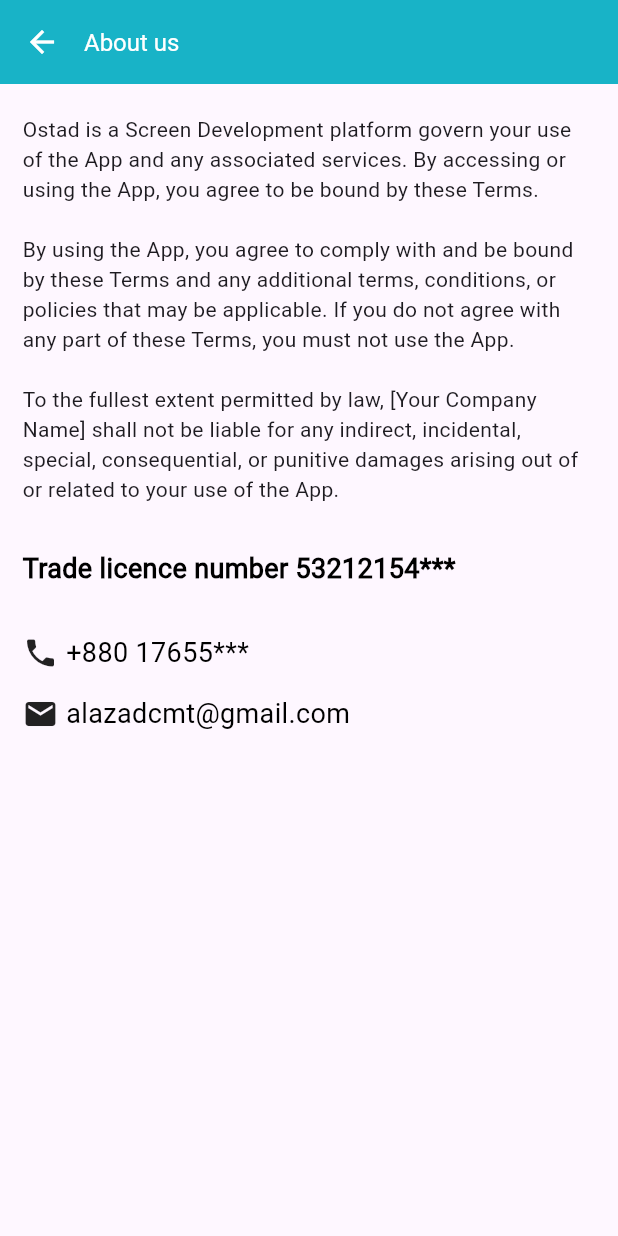
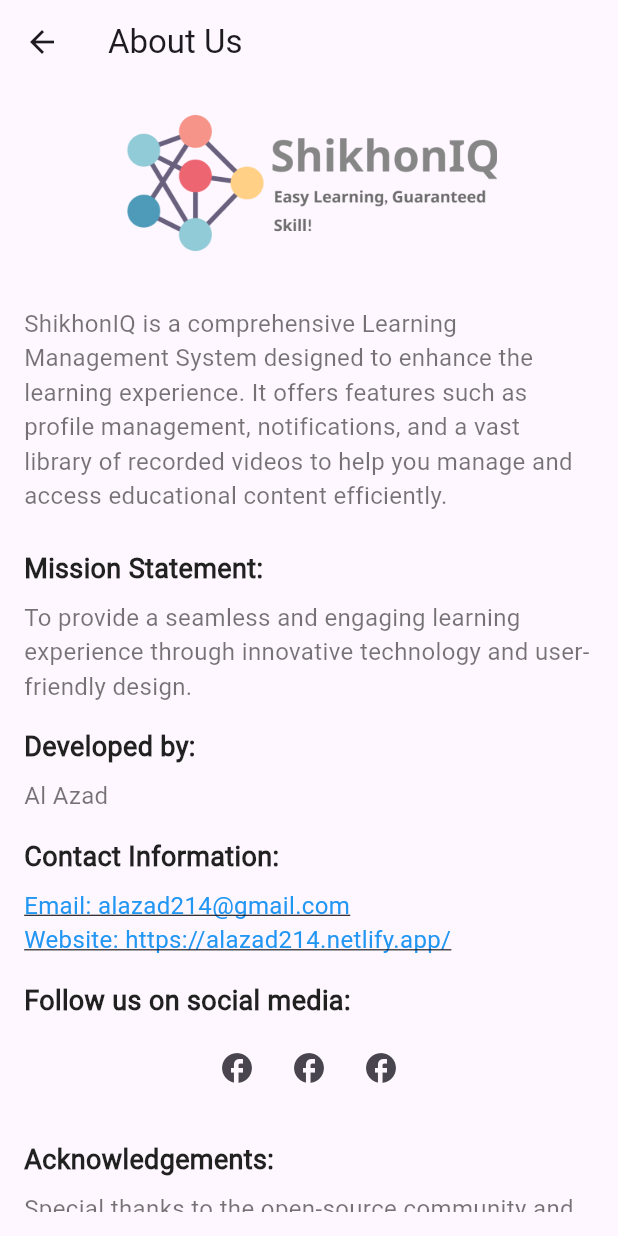
Before and after one commit to alazad214/learning_management, a Flutter app: the AboutUsScreen screen opened directly, on a phone screen of 412 x 824 dp. Run offline on Flutter 3.47's test engine with Material 3 defaults, Android fonts, the phone set to English and light mode, and no system bars; our stand-ins replace another_carousel_pro, flutter_rating_bar, fluttertoast, get, google_fonts, introduction_screen and 3 more; accounts and stored records are empty.

Commit message:
about us screena dded

```diff
--- a/lib/app/menu/widget/settings_utils.dart
+++ b/lib/app/menu/widget/settings_utils.dart
@@ -17,7 +17,7 @@ List<dynamic> settingsUtils = [
     "icon": "assets/icon/team.png",
     'text': 'About Us',
     'text2': '',
-    'page': const AboutUsScreen()
+    'page':  AboutUsScreen()
   },
   {
     "icon": "assets/icon/help.png",
--- a/lib/app/settings/about_us_screen.dart
+++ b/lib/app/settings/about_us_screen.dart
@@ -1,38 +1,198 @@
 import 'package:flutter/material.dart';
-
-import '../../widgets/backappbar.dart';
-import '../../widgets/row_icon_text.dart';
-import '../../widgets/text1.dart';
-
+import 'package:url_launcher/url_launcher.dart';
 
 class AboutUsScreen extends StatelessWidget {
-  const AboutUsScreen({super.key});
+  // Function to launch URL
+  Future<void> _launchURL(String url) async {
+    if (await canLaunch(url)) {
+      await launch(url);
+    } else {
+      throw 'Could not launch $url';
+    }
+  }
 
   @override
   Widget build(BuildContext context) {
     return Scaffold(
-      appBar: Backappbar(title: 'About us'),
-      body: SingleChildScrollView(
-        child: Padding(
-          padding: EdgeInsets.symmetric(horizontal: 15.0, vertical: 20.0),
+      appBar: AppBar(
+        title: Text('About Us'),
+      ),
+      body: Padding(
+        padding: const EdgeInsets.all(16.0),
+        child: SingleChildScrollView(
           child: Column(
             crossAxisAlignment: CrossAxisAlignment.start,
             children: [
+              Center(
+                child: Image.asset(
+                  'assets/logo/logo.png', // Replace with your logo asset
+                  height: 100.0,
+                ),
+              ),
+              SizedBox(height: 16.0),
+              SizedBox(height: 16.0),
               Text(
-                'Ostad is a Screen Development platform govern your use of the App and any associated services. By accessing or using the App, you agree to be bound by these Terms.\n\n'
-                'By using the App, you agree to comply with and be bound by these Terms and any additional terms, conditions, or policies that may be applicable. If you do not agree with any part of these Terms, you must not use the App.\n\n'
-                'To the fullest extent permitted by law, [Your Company Name] shall not be liable for any indirect, incidental, special, consequential, or punitive damages arising out of or related to your use of the App.',
+                'ShikhonIQ is a comprehensive Learning Management System designed to enhance the learning experience. It offers features such as profile management, notifications, and a vast library of recorded videos to help you manage and access educational content efficiently.',
+                style: TextStyle(
+                  fontSize: 16.0,
+                  color: Colors.black54,
+                ),
               ),
-              SizedBox(height: 30),
-              Text1(
-                text: 'Trade licence number 53212154***',
-                fontweight: FontWeight.bold,
+              SizedBox(height: 24.0),
+              Text(
+                'Mission Statement:',
+                style: TextStyle(
+                  fontSize: 18.0,
+                  fontWeight: FontWeight.bold,
+                  color: Colors.black87,
+                ),
               ),
-              SizedBox(height: 30),
-              RowIconText(text: '+880 17655***', icon: Icons.phone),
-              SizedBox(height: 15),
-              RowIconText(text: 'alazadcmt@gmail.com', icon: Icons.mail),
-              SizedBox(height: 15),
+              SizedBox(height: 8.0),
+              Text(
+                'To provide a seamless and engaging learning experience through innovative technology and user-friendly design.',
+                style: TextStyle(
+                  fontSize: 16.0,
+                  color: Colors.black54,
+                ),
+              ),
+              SizedBox(height: 16.0),
+              Text(
+                'Developed by:',
+                style: TextStyle(
+                  fontSize: 18.0,
+                  fontWeight: FontWeight.bold,
+                  color: Colors.black87,
+                ),
+              ),
+              SizedBox(height: 8.0),
+              Text(
+                'Al Azad',
+                style: TextStyle(
+                  fontSize: 16.0,
+                  color: Colors.black54,
+                ),
+              ),
+              SizedBox(height: 16.0),
+              Text(
+                'Contact Information:',
+                style: TextStyle(
+                  fontSize: 18.0,
+                  fontWeight: FontWeight.bold,
+                  color: Colors.black87,
+                ),
+              ),
+              SizedBox(height: 8.0),
+              GestureDetector(
+                onTap: () => _launchURL('mailto:alazad214@gmail.com'),
+                child: Text(
+                  'Email: alazad214@gmail.com',
+                  style: TextStyle(
+                    fontSize: 16.0,
+                    color: Colors.blue,
+                    decoration: TextDecoration.underline,
+                  ),
+                ),
+              ),
+              GestureDetector(
+                onTap: () => _launchURL('https://alazad214.netlify.app/'),
+                child: Text(
+                  'Website: https://alazad214.netlify.app/',
+                  style: TextStyle(
+                    fontSize: 16.0,
+                    color: Colors.blue,
+                    decoration: TextDecoration.underline,
+                  ),
+                ),
+              ),
+              SizedBox(height: 16.0),
+              Text(
+                'Follow us on social media:',
+                style: TextStyle(
+                  fontSize: 18.0,
+                  fontWeight: FontWeight.bold,
+                  color: Colors.black87,
+                ),
+              ),
+              SizedBox(height: 8.0),
+              Row(
+                mainAxisAlignment: MainAxisAlignment.center,
+                children: [
+                  IconButton(
+                    icon: Icon(Icons.facebook),
+                    onPressed: () =>
+                        _launchURL('https://www.facebook.com/yourpage'),
+                  ),
+                  IconButton(
+                    icon: Icon(Icons.facebook),
+                    onPressed: () =>
+                        _launchURL('https://twitter.com/yourprofile'),
+                  ),
+                  IconButton(
+                    icon: Icon(Icons.facebook),
+                    onPressed: () =>
+                        _launchURL('https://www.linkedin.com/in/yourprofile'),
+                  ),
+                ],
+              ),
+              SizedBox(height: 24.0),
+              Text(
+                'Acknowledgements:',
+                style: TextStyle(
+                  fontSize: 18.0,
+                  fontWeight: FontWeight.bold,
+                  color: Colors.black87,
+                ),
+              ),
+              SizedBox(height: 8.0),
+              Text(
+                'Special thanks to the open-source community and all contributors who made this app possible.',
+                style: TextStyle(
+                  fontSize: 16.0,
+                  color: Colors.black54,
+                ),
+              ),
+              SizedBox(height: 24.0),
+              Text(
+                'Legal Information:',
+                style: TextStyle(
+                  fontSize: 18.0,
+                  fontWeight: FontWeight.bold,
+                  color: Colors.black87,
+                ),
+              ),
+              SizedBox(height: 8.0),
+              GestureDetector(
+                onTap: () => _launchURL('https://www.yourwebsite.com/terms'),
+                child: Text(
+                  'Terms of Service',
+                  style: TextStyle(
+                    fontSize: 16.0,
+                    color: Colors.blue,
+                    decoration: TextDecoration.underline,
+                  ),
+                ),
+              ),
+              SizedBox(height: 8.0),
+              GestureDetector(
+                onTap: () => _launchURL('https://www.yourwebsite.com/privacy'),
+                child: Text(
+                  'Privacy Policy',
+                  style: TextStyle(
+                    fontSize: 16.0,
+                    color: Colors.blue,
+                    decoration: TextDecoration.underline,
+                  ),
+                ),
+              ),
+              Center(
+                child: Text(
+                  'Version 1.0.0',
+                  style: TextStyle(
+                    fontSize: 14.0,
+                    color: Colors.black45,
+                  ),
+                ),
+              ),
             ],
           ),
         ),
```
